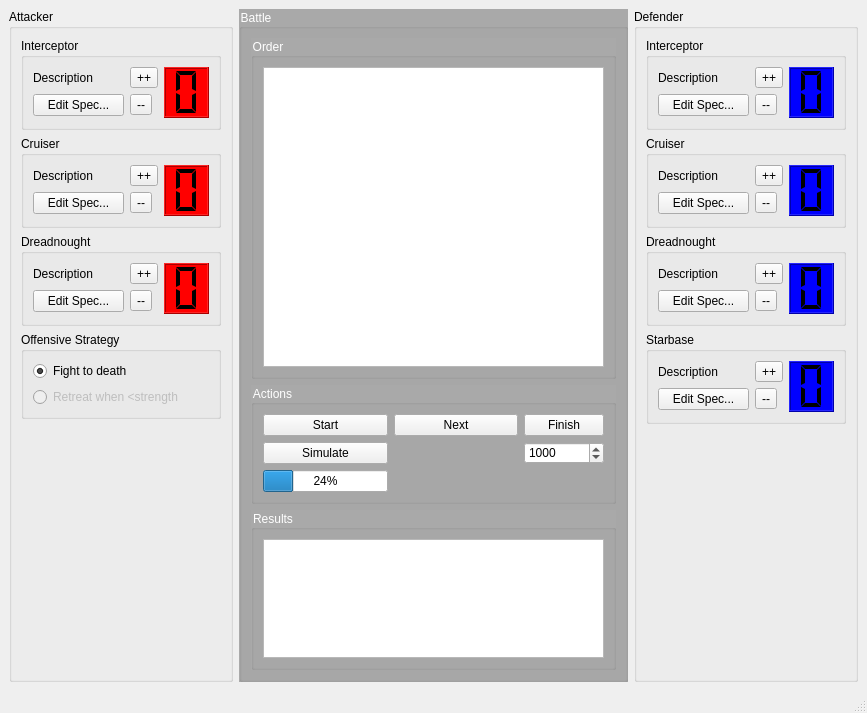
danielcwhite/eclipse-simulator, file EclipseSimulator/EclipseSimulatorMainWindow.ui: the form before one commit.
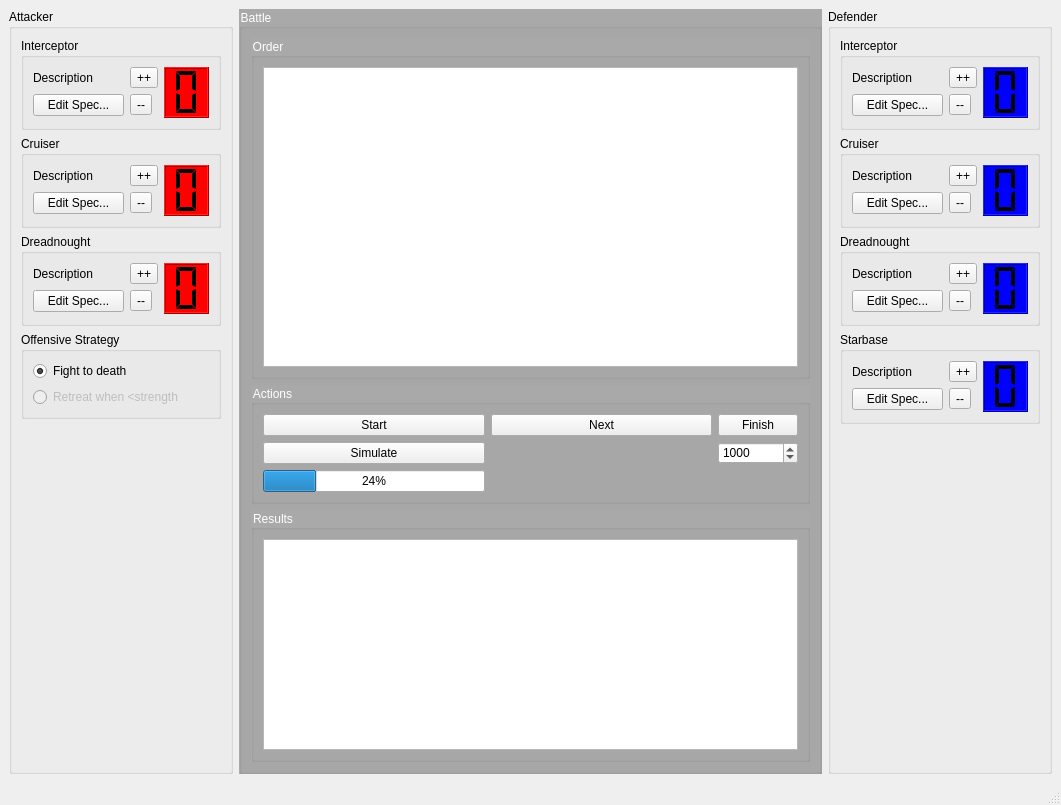
The form after the commit.

Patch:
```diff
--- a/EclipseSimulator/EclipseSimulatorMainWindow.ui
+++ b/EclipseSimulator/EclipseSimulatorMainWindow.ui
@@ -6,8 +6,8 @@
    <rect>
     <x>0</x>
     <y>0</y>
-    <width>867</width>
-    <height>713</height>
+    <width>1061</width>
+    <height>805</height>
    </rect>
   </property>
   <property name="windowTitle">
```
Left out of the diff: 4 changed lines with no effect on the pictures.
